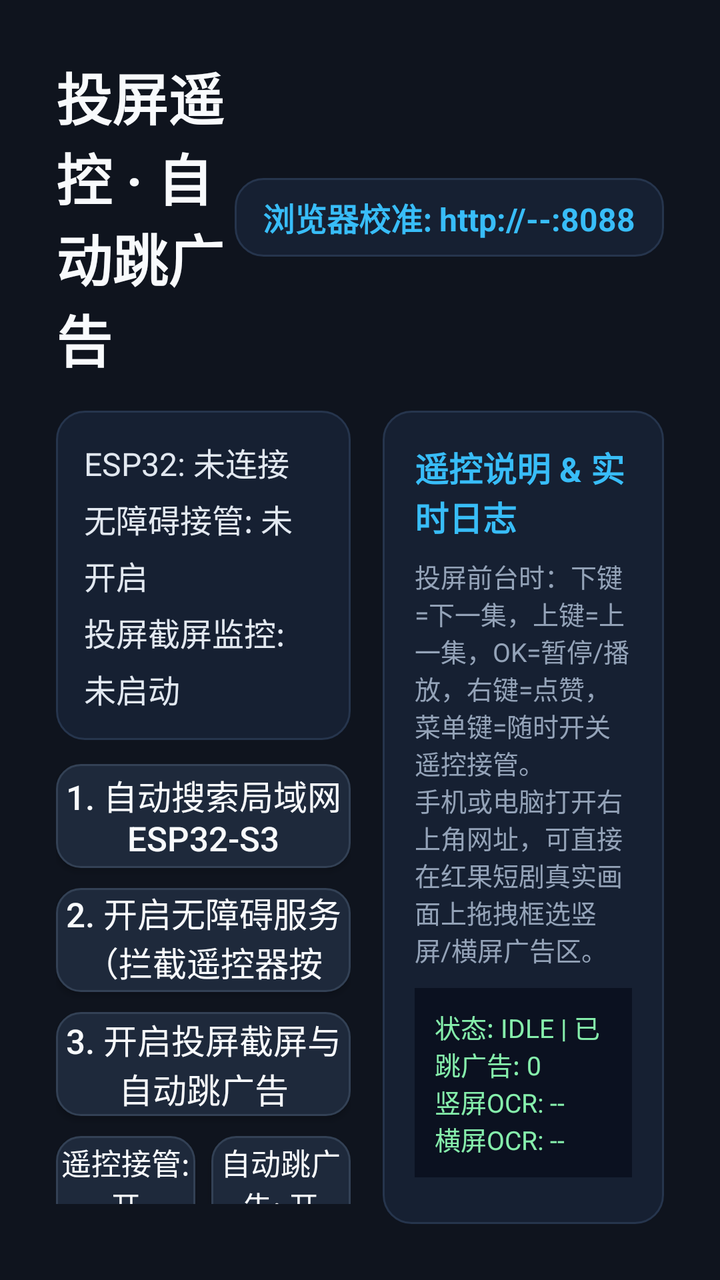
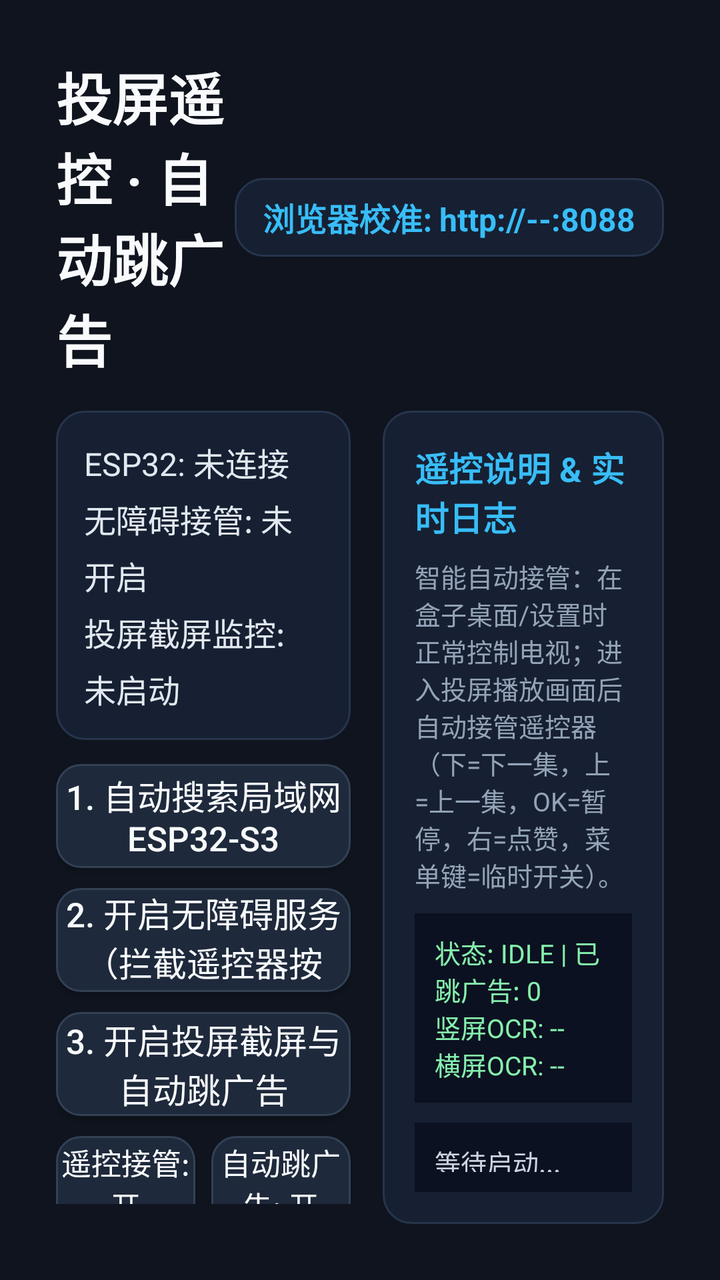

Two renders of the same Android screen: before a commit and after it. Below are the layout's source before the change and the commit's diff.
<!-- AndroidManifest.xml: application theme Theme.DbboxController -->
<!-- res/layout/activity_main.xml -->
<?xml version="1.0" encoding="utf-8"?>
<LinearLayout xmlns:android="http://schemas.android.com/apk/res/android"
    android:layout_width="match_parent"
    android:layout_height="match_parent"
    android:background="#0F141E"
    android:orientation="vertical"
    android:padding="28dp">

    <LinearLayout
        android:layout_width="match_parent"
        android:layout_height="wrap_content"
        android:gravity="center_vertical"
        android:orientation="horizontal"
        android:paddingBottom="16dp">

        <TextView
            android:layout_width="0dp"
            android:layout_height="wrap_content"
            android:layout_weight="1"
            android:text="投屏遥控 · 自动跳广告"
            android:textColor="#F8FAFC"
            android:textSize="28sp"
            android:textStyle="bold" />

        <TextView
            android:id="@+id/tvWebUrl"
            android:layout_width="wrap_content"
            android:layout_height="wrap_content"
            android:background="@drawable/card_bg"
            android:paddingHorizontal="14dp"
            android:paddingVertical="8dp"
            android:text="浏览器校准: http://--:8088"
            android:textColor="#38BDF8"
            android:textSize="16sp"
            android:textStyle="bold" />
    </LinearLayout>

    <LinearLayout
        android:layout_width="match_parent"
        android:layout_height="0dp"
        android:layout_weight="1"
        android:orientation="horizontal">

        
        <LinearLayout
            android:layout_width="0dp"
            android:layout_height="match_parent"
            android:layout_marginEnd="16dp"
            android:layout_weight="1.05"
            android:orientation="vertical">

            <LinearLayout
                android:layout_width="match_parent"
                android:layout_height="wrap_content"
                android:layout_marginBottom="12dp"
                android:background="@drawable/card_bg"
                android:orientation="vertical"
                android:padding="14dp">

                <TextView
                    android:id="@+id/tvStatusSummary"
                    android:layout_width="match_parent"
                    android:layout_height="wrap_content"
                    android:lineSpacingExtra="5dp"
                    android:text="ESP32: 未连接\n无障碍接管: 未开启\n投屏截屏监控: 未启动"
                    android:textColor="#E2E8F0"
                    android:textSize="16sp" />
            </LinearLayout>

            <Button
                android:id="@+id/btnDiscover"
                android:layout_width="match_parent"
                android:layout_height="52dp"
                android:layout_marginBottom="10dp"
                android:background="@drawable/btn_tv_selector"
                android:focusable="true"
                android:text="1. 自动搜索局域网 ESP32-S3"
                android:textAllCaps="false"
                android:textColor="#F8FAFC"
                android:textSize="17sp" />

            <Button
                android:id="@+id/btnAccessibility"
                android:layout_width="match_parent"
                android:layout_height="52dp"
                android:layout_marginBottom="10dp"
                android:background="@drawable/btn_tv_selector"
                android:focusable="true"
                android:text="2. 开启无障碍服务（拦截遥控器按键）"
                android:textAllCaps="false"
                android:textColor="#F8FAFC"
                android:textSize="17sp" />

            <Button
                android:id="@+id/btnScreenMonitor"
                android:layout_width="match_parent"
                android:layout_height="52dp"
                android:layout_marginBottom="10dp"
                android:background="@drawable/btn_tv_selector"
                android:focusable="true"
                android:text="3. 开启投屏截屏与自动跳广告"
                android:textAllCaps="false"
                android:textColor="#F8FAFC"
                android:textSize="17sp" />

            <LinearLayout
                android:layout_width="match_parent"
                android:layout_height="wrap_content"
                android:layout_marginBottom="10dp"
                android:orientation="horizontal">

                <Button
                    android:id="@+id/btnToggleRemote"
                    android:layout_width="0dp"
                    android:layout_height="48dp"
                    android:layout_marginEnd="8dp"
                    android:layout_weight="1"
                    android:background="@drawable/btn_tv_selector"
                    android:focusable="true"
                    android:text="遥控接管: 开"
                    android:textAllCaps="false"
                    android:textColor="#F8FAFC"
                    android:textSize="15sp" />

                <Button
                    android:id="@+id/btnToggleAutoSkip"
                    android:layout_width="0dp"
                    android:layout_height="48dp"
                    android:layout_weight="1"
                    android:background="@drawable/btn_tv_selector"
                    android:focusable="true"
                    android:text="自动跳广告: 开"
                    android:textAllCaps="false"
                    android:textColor="#F8FAFC"
                    android:textSize="15sp" />
            </LinearLayout>

            <LinearLayout
                android:layout_width="match_parent"
                android:layout_height="wrap_content"
                android:orientation="horizontal">

                <Button
                    android:id="@+id/btnTestPrev"
                    android:layout_width="0dp"
                    android:layout_height="46dp"
                    android:layout_marginEnd="6dp"
                    android:layout_weight="1"
                    android:background="@drawable/btn_tv_selector"
                    android:focusable="true"
                    android:text="测试: 上一个"
                    android:textAllCaps="false"
                    android:textColor="#E2E8F0"
                    android:textSize="14sp" />

                <Button
                    android:id="@+id/btnTestNext"
                    android:layout_width="0dp"
                    android:layout_height="46dp"
                    android:layout_marginEnd="6dp"
                    android:layout_weight="1"
                    android:background="@drawable/btn_tv_selector"
                    android:focusable="true"
                    android:text="测试: 下一个"
                    android:textAllCaps="false"
                    android:textColor="#E2E8F0"
                    android:textSize="14sp" />

                <Button
                    android:id="@+id/btnTestTap"
                    android:layout_width="0dp"
                    android:layout_height="46dp"
                    android:layout_weight="1"
                    android:background="@drawable/btn_tv_selector"
                    android:focusable="true"
                    android:text="测试: 暂停"
                    android:textAllCaps="false"
                    android:textColor="#E2E8F0"
                    android:textSize="14sp" />
            </LinearLayout>
        </LinearLayout>

        
        <LinearLayout
            android:layout_width="0dp"
            android:layout_height="match_parent"
            android:layout_weight="1"
            android:background="@drawable/card_bg"
            android:orientation="vertical"
            android:padding="16dp">

            <TextView
                android:layout_width="match_parent"
                android:layout_height="wrap_content"
                android:paddingBottom="8dp"
                android:text="遥控说明 &amp; 实时日志"
                android:textColor="#38BDF8"
                android:textSize="17sp"
                android:textStyle="bold" />

            <TextView
                android:layout_width="match_parent"
                android:layout_height="wrap_content"
                android:paddingBottom="10dp"
                android:text="投屏前台时：下键=下一集，上键=上一集，OK=暂停/播放，右键=点赞，菜单键=随时开关遥控接管。\n手机或电脑打开右上角网址，可直接在红果短剧真实画面上拖拽框选竖屏/横屏广告区。"
                android:textColor="#94A3B8"
                android:textSize="13sp" />

            <TextView
                android:id="@+id/tvOcrPreview"
                android:layout_width="match_parent"
                android:layout_height="wrap_content"
                android:background="#0B1120"
                android:padding="10dp"
                android:text="状态: IDLE | 已跳广告: 0\n竖屏OCR: --\n横屏OCR: --"
                android:textColor="#86EFAC"
                android:textSize="13sp" />

            <ScrollView
                android:layout_width="match_parent"
                android:layout_height="0dp"
                android:layout_marginTop="10dp"
                android:layout_weight="1"
                android:background="#0B1120"
                android:padding="10dp">

                <TextView
                    android:id="@+id/tvLogs"
                    android:layout_width="match_parent"
                    android:layout_height="wrap_content"
                    android:fontFamily="monospace"
                    android:lineSpacingExtra="4dp"
                    android:text="等待启动..."
                    android:textColor="#CBD5E1"
                    android:textSize="13sp" />
            </ScrollView>
        </LinearLayout>
    </LinearLayout>
</LinearLayout>
<!-- resources referenced by this layout -->
<resources>
  <!-- drawable btn_tv_selector (drawable) -->
  <?xml version="1.0" encoding="utf-8"?>
  <selector xmlns:android="http://schemas.android.com/apk/res/android">
      <item android:state_focused="true">
          <shape android:shape="rectangle">
              <solid android:color="#2563EB" />
              <corners android:radius="12dp" />
              <stroke android:width="3dp" android:color="#7DD3FC" />
          </shape>
      </item>
      <item android:state_pressed="true">
          <shape android:shape="rectangle">
              <solid android:color="#1D4ED8" />
              <corners android:radius="12dp" />
              <stroke android:width="2dp" android:color="#38BDF8" />
          </shape>
      </item>
      <item>
          <shape android:shape="rectangle">
              <solid android:color="#1E293B" />
              <corners android:radius="12dp" />
              <stroke android:width="1dp" android:color="#334155" />
          </shape>
      </item>
  </selector>
  <!-- drawable card_bg (drawable) -->
  <?xml version="1.0" encoding="utf-8"?>
  <shape xmlns:android="http://schemas.android.com/apk/res/android" android:shape="rectangle">
      <solid android:color="#162032" />
      <corners android:radius="14dp" />
      <stroke android:width="1dp" android:color="#26354D" />
  </shape>
  <style name="Theme.DbboxController" parent="Theme.AppCompat.NoActionBar">
          <item name="android:windowBackground">#0F141E</item>
          <item name="colorPrimary">#38BDF8</item>
          <item name="colorAccent">#22C55E</item>
      </style>
</resources>

<!-- the commit's change to res/layout/activity_main.xml (unified diff, before → after) -->
@@ -202,7 +202,7 @@
                 android:layout_width="match_parent"
                 android:layout_height="wrap_content"
                 android:paddingBottom="10dp"
-                android:text="投屏前台时：下键=下一集，上键=上一集，OK=暂停/播放，右键=点赞，菜单键=随时开关遥控接管。\n手机或电脑打开右上角网址，可直接在红果短剧真实画面上拖拽框选竖屏/横屏广告区。"
+                android:text="智能自动接管：在盒子桌面/设置时正常控制电视；进入投屏播放画面后自动接管遥控器（下=下一集，上=上一集，OK=暂停，右=点赞，菜单键=临时开关）。"
                 android:textColor="#94A3B8"
                 android:textSize="13sp" />
 
